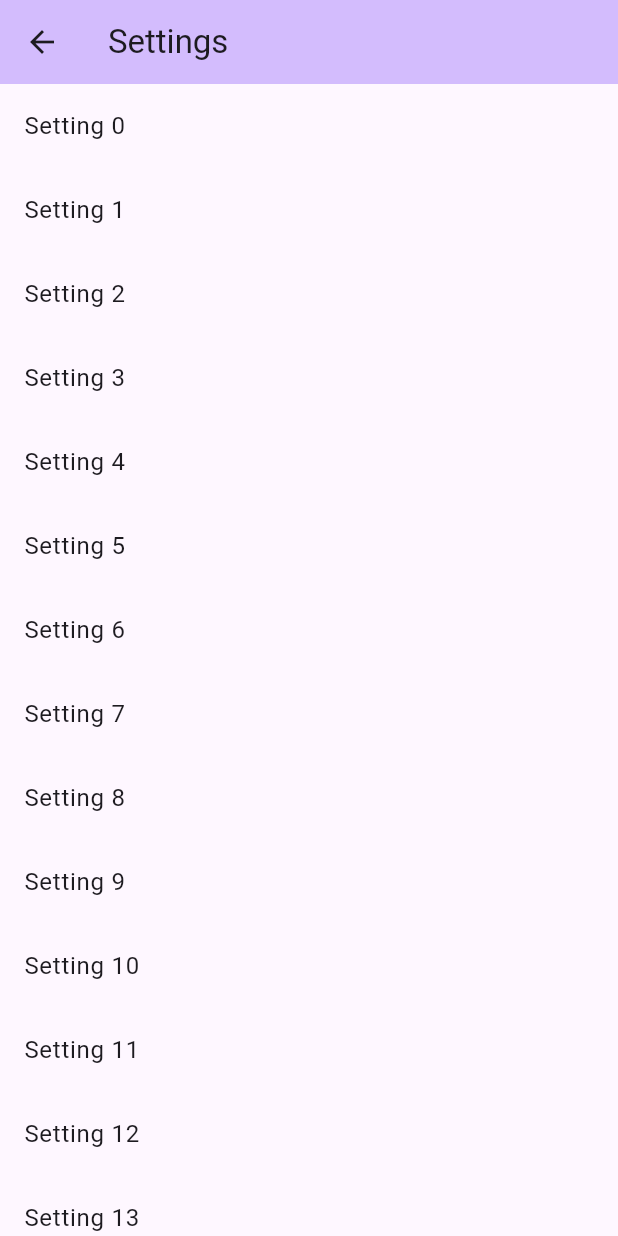
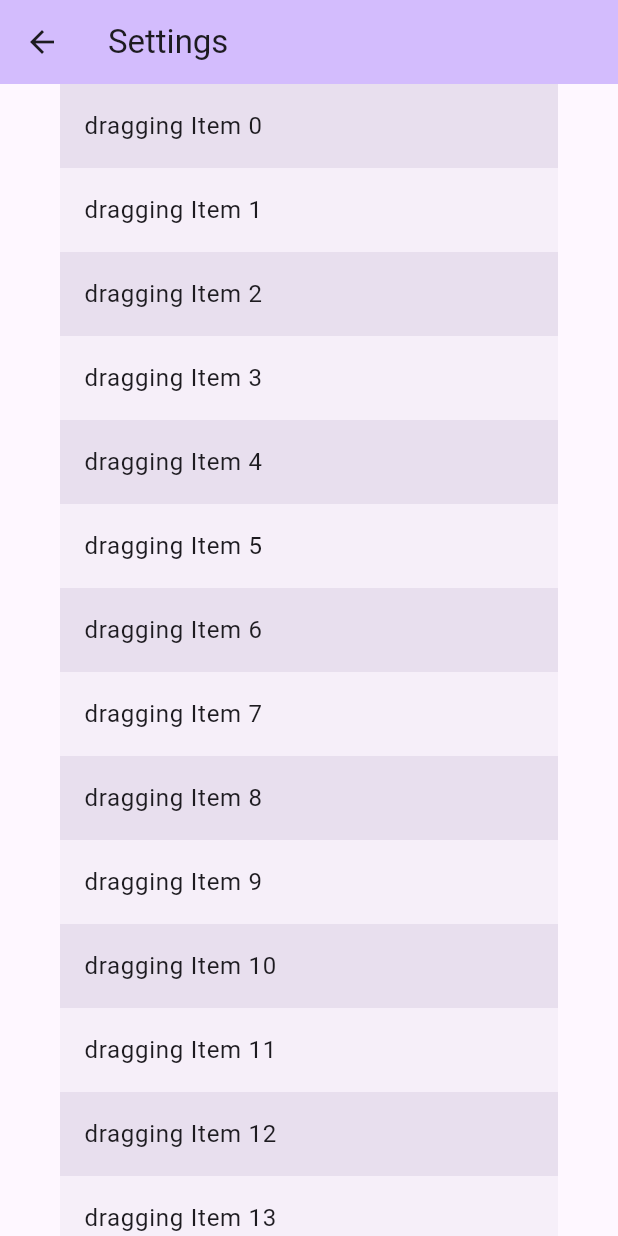
Before and after one commit to ThomasDerZweifler/flutter_sample_app, a Flutter app: the SettingsPage screen opened directly, on a phone screen of 412 x 824 dp. Run offline on Flutter 3.47's test engine with Material 3 defaults, Android fonts, the phone set to English and light mode, and no system bars; our stand-ins replace shared_preferences, webview_flutter; missing offline and left inert: json_dynamic_widget, syncfusion_flutter_pdfviewer; accounts and stored records are empty.

Commit message:
reordered list view

```diff
--- a/lib/page/settings/start.dart
+++ b/lib/page/settings/start.dart
@@ -47,8 +47,14 @@ class DetailScreen extends StatelessWidget {
 }
 
 class _MySettingsPageState extends State<SettingsPage> {
+  final List<int> _items = List<int>.generate(50, (int index) => index);
+
   @override
   Widget build(BuildContext context) {
+    final ColorScheme colorScheme = Theme.of(context).colorScheme;
+    final Color oddItemColor = colorScheme.primary.withOpacity(0.05);
+    final Color evenItemColor = colorScheme.primary.withOpacity(0.15);
+
     return Scaffold(
         appBar: AppBar(
           // TRY THIS: Try changing the color here to a specific color (to
@@ -60,25 +66,25 @@ class _MySettingsPageState extends State<SettingsPage> {
           title: Text(widget.title),
         ),
         //passing in the ListView.builder
-      body: ListView.builder(
-        itemCount: sections.length,
-        itemBuilder: (context, index) {
-          return ListTile(
-            title: Text(sections[index].title),
-            // When a user taps the ListTile, navigate to the DetailScreen.
-            // Notice that you're not only creating a DetailScreen, you're
-            // also passing the current section through to it.
-            onTap: () {
-              Navigator.push(
-                context,
-                MaterialPageRoute(
-                  builder: (context) => DetailScreen(section: sections[index]),
+        body: ReorderableListView(
+          padding: const EdgeInsets.symmetric(horizontal: 40),
+          children: <Widget>[
+            for (int index = 0; index < _items.length; index += 1)
+              ListTile(
+                key: Key('$index'),
+                tileColor: _items[index].isOdd ? oddItemColor : evenItemColor,
+                title: Text('dragging Item ${_items[index]}'),
               ),
-              );
+          ],
+          onReorder: (int oldIndex, int newIndex) {
+            setState(() {
+              if (oldIndex < newIndex) {
+                newIndex -= 1;
+              }
+              final int item = _items.removeAt(oldIndex);
+              _items.insert(newIndex, item);
+            });
           },
-          );
-        },
-      ),
-    );
+        ));
   }
 }
--- a/lib/page/start/start.dart
+++ b/lib/page/start/start.dart
@@ -114,13 +114,13 @@ class _MyHomePageState extends State<MyHomePage> {
           mainAxisAlignment: MainAxisAlignment.center,
           children: <Widget>[
             SelectableText.rich(TextSpan(
-              text: 'Hello', // default text style
+              text: 'You', // default text style
               children: <TextSpan>[
                 TextSpan(
-                    text: ' beautiful ',
+                    text: ' can ',
                     style: TextStyle(fontStyle: FontStyle.italic, fontSize: 35)),
                 TextSpan(
-                    text: 'world',
+                    text: 'select me!',
                     style: TextStyle(fontWeight: FontWeight.bold, fontSize: 45)),
               ],
             )),
```
Also changed, not shown: assets/ui.json (+6 -1 lines). Lines whose indentation alone changed are shown as unchanged.
